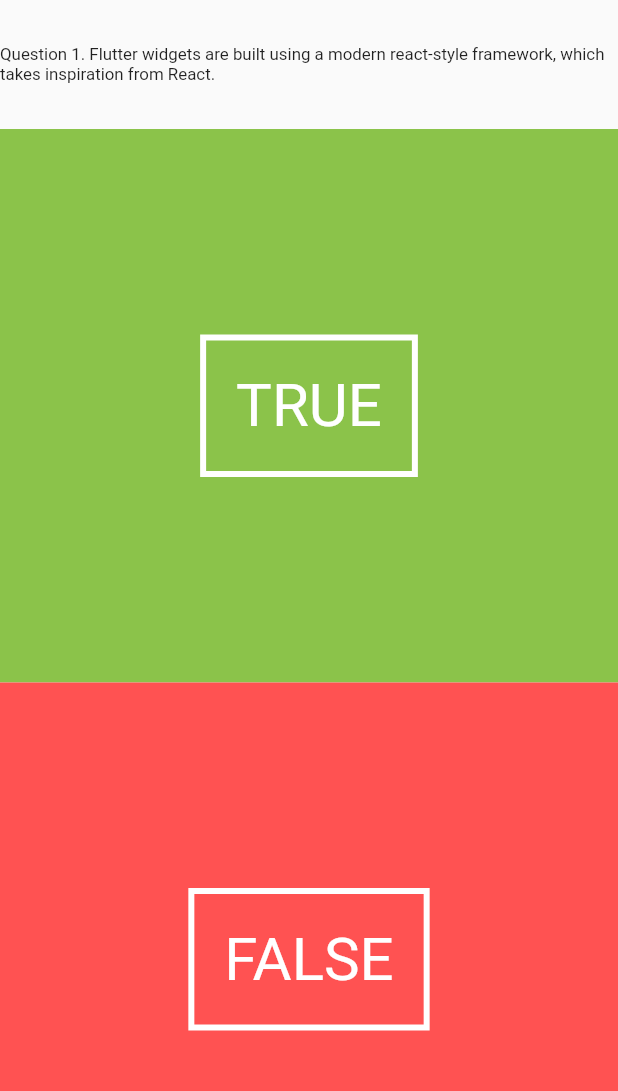
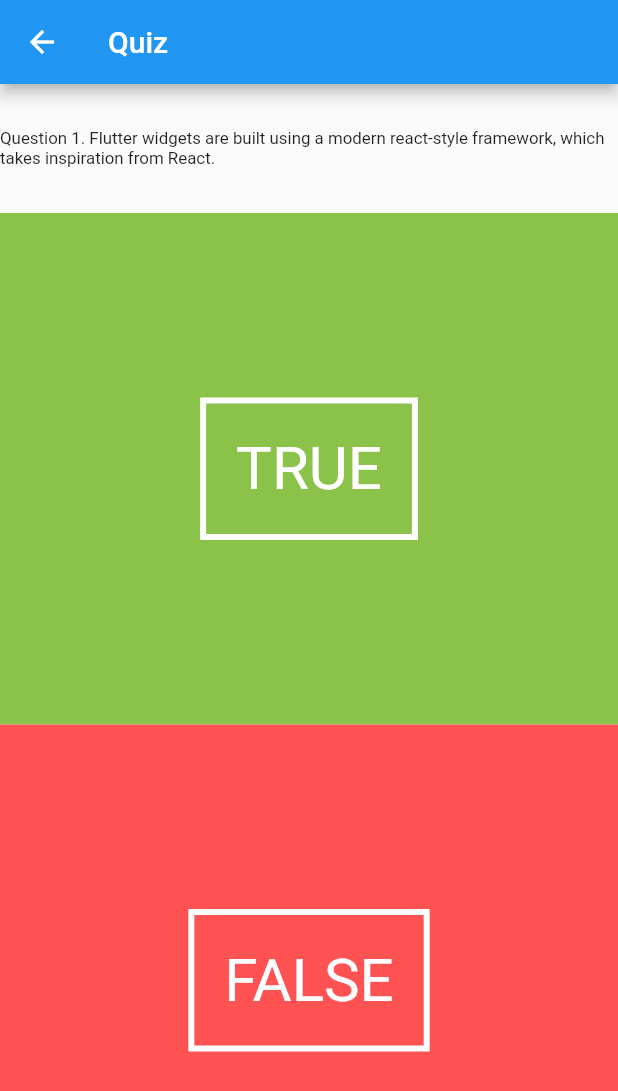
Before and after one commit to JoshMarkF/flutterhub, a Flutter app: the screen it shows after launch, after a tap on "Quiz", on a phone screen of 412 x 824 dp. Shown: the top 1091 px of the screen. Run offline on Flutter 3.47's test engine with Material 2 defaults, Android fonts, the phone set to English and light mode, and no system bars.

Commit message:
Added app bar to quiz

```diff
--- a/lib/myCard.dart
+++ b/lib/myCard.dart
@@ -16,7 +16,6 @@ class MyCard extends StatelessWidget {
             child: GestureDetector(
               behavior: HitTestBehavior.translucent,
               onTap: () {
-                print('hello');
                 Navigator.of(context).pushNamed(route);
               },
               child: Stack(children: [
--- a/lib/quiz_page.dart
+++ b/lib/quiz_page.dart
@@ -83,7 +83,11 @@ class QuizPageState extends State<QuizPage> {
 
   @override
   Widget build(BuildContext context) {
-    return new Stack(
+    return Scaffold(
+        appBar: AppBar(
+          title: Text('Quiz'),
+        ),
+        body: new Stack(
           fit: StackFit.expand,
           children: <Widget>[
             new Column(
@@ -103,7 +107,6 @@ class QuizPageState extends State<QuizPage> {
                         quesNo = quiz.currentQuesNo;
                       });
                     } else {
-                  debugPrint('quiz end');
                       this.setState(() {
                         showOverlay = false;
                         showResult = true;
@@ -113,13 +116,12 @@ class QuizPageState extends State<QuizPage> {
                 : new Container(),
             (showResult)
                 ? new ResultOverlay(quiz.score, () {
-                debugPrint('result');
                     this.setState(() {
                       showResult = false;
                     });
                   })
                 : new Container(),
           ],
-    );
+        ));
   }
 }
```
Lines whose indentation alone changed are shown as unchanged.
